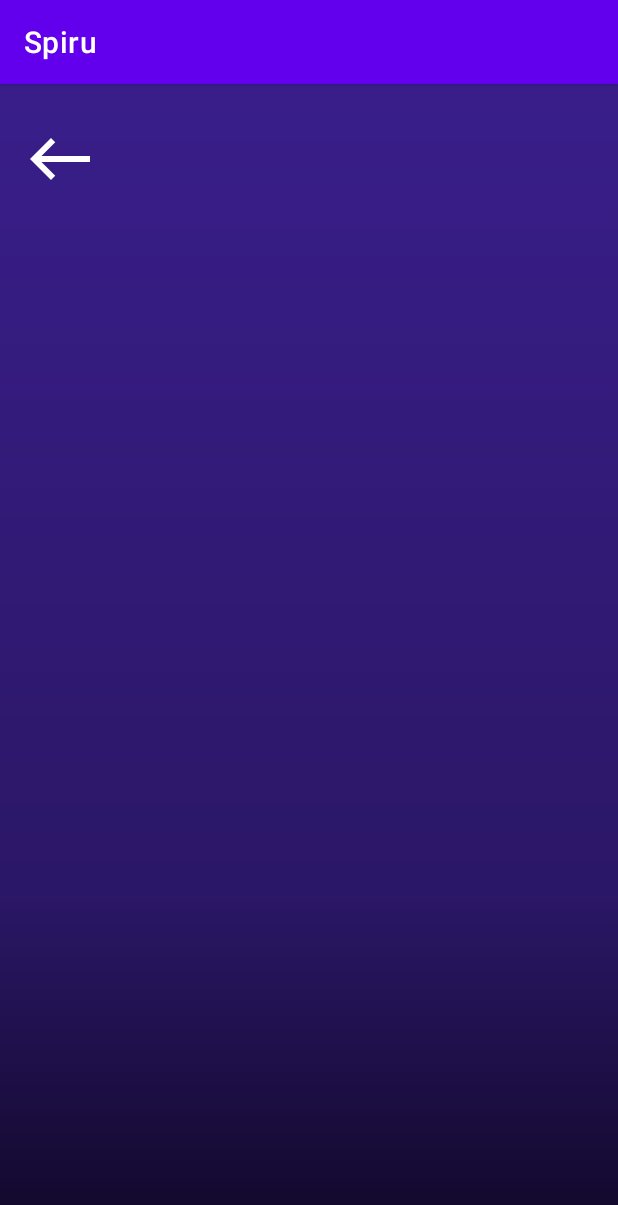
After one commit to Adriano3ds/Spiru, an Android app: the HistoryActivity screen opened directly, with no data from a screen before it, on a phone screen of 412 x 824 dp. The commit adds this screen. Shown: the top 1205 px of the screen. Run offline under Robolectric (Android 15) with nearby library versions, the phone set to English and light mode, and no system bars.

Commit message:
Plano de fundo histórico alterado

```diff
--- a/app/src/main/AndroidManifest.xml
+++ b/app/src/main/AndroidManifest.xml
@@ -14,10 +14,13 @@
         android:theme="@style/Theme.ProjetoIB2"
         tools:targetApi="31">
         <activity
+            android:name=".HistoryActivity"
+            android:exported="false" />
+        <activity
             android:name=".MonitorActivity"
             android:exported="false" />
         <activity
-            android:name="ib2.spiru.MainActivity"
+            android:name=".MainActivity"
             android:exported="true">
             <intent-filter>
                 <action android:name="android.intent.action.MAIN" />
--- /dev/null
+++ b/app/src/main/java/ib2/spiru/HistoryActivity.java
@@ -0,0 +1,14 @@
+package ib2.spiru;
+
+import androidx.appcompat.app.AppCompatActivity;
+
+import android.os.Bundle;
+
+public class HistoryActivity extends AppCompatActivity {
+
+    @Override
+    protected void onCreate(Bundle savedInstanceState) {
+        super.onCreate(savedInstanceState);
+        setContentView(R.layout.activity_history);
+    }
+}
--- /dev/null
+++ b/app/src/main/res/drawable/ic_baseline_west_24.xml
@@ -0,0 +1,5 @@
+<vector android:height="48dp" android:tint="#FFFFFF"
+    android:viewportHeight="24" android:viewportWidth="24"
+    android:width="48dp" xmlns:android="http://schemas.android.com/apk/res/android">
+    <path android:fillColor="@android:color/white" android:pathData="M9,19l1.41,-1.41L5.83,13H22V11H5.83l4.59,-4.59L9,5l-7,7L9,19z"/>
+</vector>
--- /dev/null
+++ b/app/src/main/res/layout/activity_history.xml
@@ -0,0 +1,21 @@
+<?xml version="1.0" encoding="utf-8"?>
+<androidx.constraintlayout.widget.ConstraintLayout xmlns:android="http://schemas.android.com/apk/res/android"
+    xmlns:app="http://schemas.android.com/apk/res-auto"
+    xmlns:tools="http://schemas.android.com/tools"
+    android:layout_width="match_parent"
+    android:layout_height="match_parent"
+    android:background="@drawable/bg_gradient"
+    tools:context=".HistoryActivity">
+
+    <Button
+        android:id="@+id/button"
+        android:layout_width="48dp"
+        android:layout_height="48dp"
+        android:layout_marginStart="16dp"
+        android:layout_marginTop="16dp"
+        android:background="#00FFFFFF"
+        app:icon="@drawable/ic_baseline_west_24"
+        app:iconGravity="textTop"
+        app:layout_constraintStart_toStartOf="parent"
+        app:layout_constraintTop_toTopOf="parent" />
+</androidx.constraintlayout.widget.ConstraintLayout>
--- a/app/src/main/res/layout/activity_monitor.xml
+++ b/app/src/main/res/layout/activity_monitor.xml
@@ -16,6 +16,7 @@
         android:height="3px"
         android:background="#00FFFFFF"
         android:backgroundTint="#00FFFFFF"
+        android:contentDescription="@string/app_name"
         app:icon="@drawable/settings"
         app:iconGravity="textStart"
         app:iconPadding="0dp"
@@ -31,6 +32,7 @@
         android:layout_marginEnd="16dp"
         android:background="#00FFFFFF"
         android:backgroundTint="#00FFFFFF"
+        android:contentDescription="@string/app_name"
         app:icon="@drawable/ic_baseline_history_24"
         app:iconGravity="textStart"
         app:iconPadding="0dp"
```
